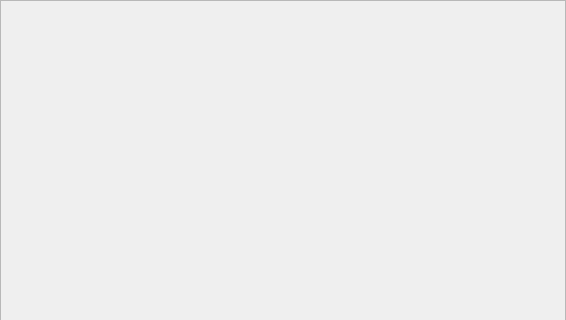
Above: ui_src/selectAOption.ui from fx-tourist/ahutTool before the change; both pictures show x 0 to 566 and y 0 to 320 of the 566 by 569 pixel window. Below: the same form after it.
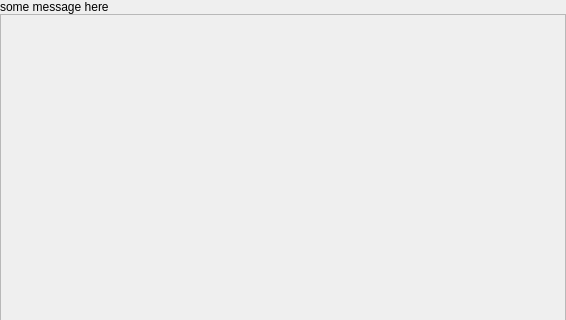
That is the form after the change.

Commit message: finished the robClass logic

```diff
--- a/ui_src/selectAOption.ui
+++ b/ui_src/selectAOption.ui
@@ -29,6 +29,13 @@
    <property name="bottomMargin">
     <number>0</number>
    </property>
+   <item>
+    <widget class="QLabel" name="messageShow">
+     <property name="text">
+      <string>some message here</string>
+     </property>
+    </widget>
+   </item>
    <item>
     <widget class="QScrollArea" name="optionsContentArea">
      <property name="widgetResizable">
@@ -40,7 +47,7 @@
         <x>0</x>
         <y>0</y>
         <width>564</width>
-        <height>567</height>
+        <height>551</height>
        </rect>
       </property>
       <layout class="QVBoxLayout" name="verticalLayout_3">
```
Left out of the diff: 2 changed lines with no effect on the pictures. The commit also changes 4 other files.
